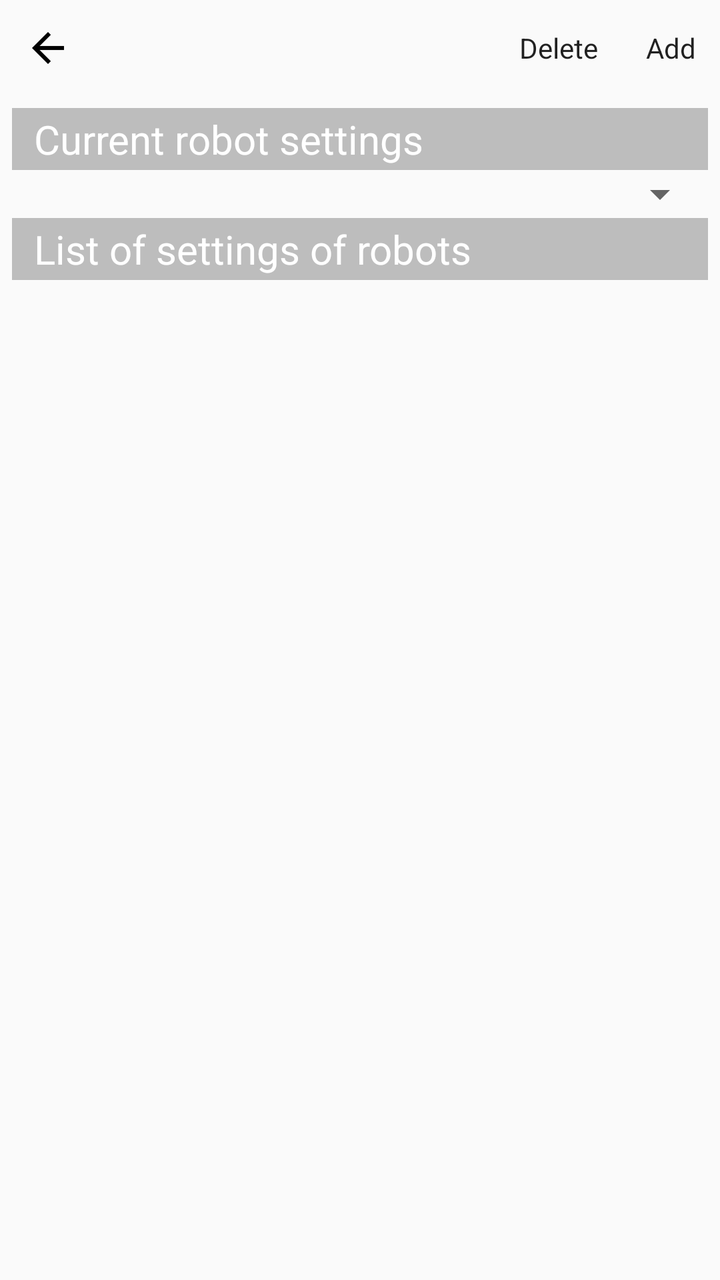
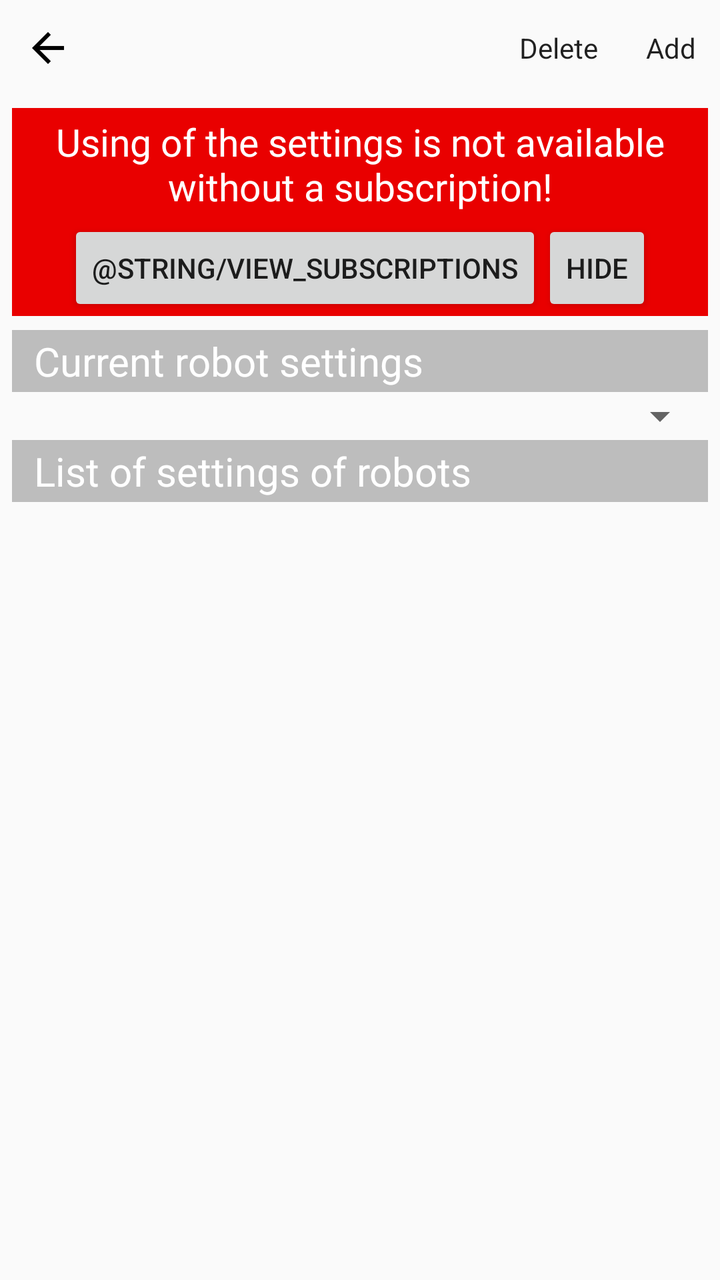

An Android layout rendered at two revisions. The XML below is the earlier revision; the diff shows what the commit changed to produce the second picture.
<!-- AndroidManifest.xml: application theme AppTheme -->
<!-- res/layout/activity_robot_settings_list.xml -->
<LinearLayout xmlns:android="http://schemas.android.com/apk/res/android"
    xmlns:tools="http://schemas.android.com/tools"
    android:layout_width="fill_parent"
    android:layout_height="fill_parent"
    tools:context="ru.proghouse.robocam.RobotSettingsListActivity"
    android:orientation="vertical">

    <LinearLayout
        android:orientation="horizontal"
        android:layout_width="match_parent"
        android:layout_height="wrap_content"
        style="@style/Widget.AppCompat.ActionBar"
        android:baselineAligned="false"
        android:weightSum="1"
        android:measureWithLargestChild="false">

        <LinearLayout
            android:orientation="horizontal"
            android:layout_width="wrap_content"
            android:layout_height="wrap_content"
            style="@style/Widget.AppCompat.ActionBar"
            android:baselineAligned="false">

            <ImageButton
                android:layout_width="wrap_content"
                android:layout_height="wrap_content"
                android:id="@+id/imageButtonBack"
                android:src="@drawable/back"
                style="@style/Widget.AppCompat.ActionButton"
                android:onClick="onCancelButtonClick" />
        </LinearLayout>

        <LinearLayout
            android:orientation="horizontal"
            android:layout_width="0dp"
            android:layout_height="wrap_content"
            style="@style/Widget.AppCompat.ActionBar"
            android:baselineAligned="false"
            android:layout_weight="1"
            android:gravity="right">

            <Button
                style="@style/Widget.AppCompat.ActionButton"
                android:layout_width="wrap_content"
                android:layout_height="wrap_content"
                android:text="@string/delete"
                android:id="@+id/buttonDelete"
                android:focusable="false" />

            <Button
                style="@style/Widget.AppCompat.ActionButton"
                android:layout_width="wrap_content"
                android:layout_height="wrap_content"
                android:text="@string/add"
                android:id="@+id/buttonAdd"
                android:focusable="false" />
        </LinearLayout>
    </LinearLayout>

        <LinearLayout
            android:orientation="vertical"
            android:layout_width="match_parent"
            android:layout_height="wrap_content"
            android:padding="6dp">

            <TextView
                style="@style/SettingsSectionTitle"
                android:text="@string/current_robot_settings"
                android:id="@+id/textView3" />

            <Spinner
                android:layout_width="match_parent"
                android:layout_height="wrap_content"
                android:id="@+id/spinnerCurrentRobotSettings"
                android:visibility="visible"
                android:spinnerMode="dialog"
                android:focusable="false" />

            <TextView
                style="@style/SettingsSectionTitle"
                android:text="@string/robot_settings_list"
                android:id="@+id/textView" />

            <ListView
            android:layout_width="match_parent"
            android:layout_height="wrap_content"
            android:id="@+id/settingsListView"
            android:layout_gravity="center_horizontal" />
        </LinearLayout>

</LinearLayout>
<!-- resources referenced by this layout -->
<resources>
  <!-- drawable back: png bitmap (drawable-hdpi, 419 bytes) -->
  <string name="add">Add</string>
  <string name="current_robot_settings">Current robot settings</string>
  <string name="delete">Delete</string>
  <string name="robot_settings_list">List of settings of robots</string>
  <style name="SettingsSectionTitle">
          <item name="android:layout_width">match_parent</item>
          <item name="android:layout_height">wrap_content</item>
          <item name="android:layout_gravity">center_horizontal</item>
          <item name="android:background">#90909090</item>
          <item name="android:paddingLeft">11dp</item>
          <item name="android:paddingTop">2dp</item>
          <item name="android:paddingBottom">2dp</item>
          <item name="android:textColor">#FFFFFF</item>
          <item name="android:textSize">20sp</item>
      </style>
  <style name="AppTheme" parent="Theme.AppCompat.Light.DarkActionBar">
          
      </style>
</resources>

<!-- the commit's change to res/layout/activity_robot_settings_list.xml (unified diff, before → after) -->
@@ -3,7 +3,8 @@
     android:layout_width="fill_parent"
     android:layout_height="fill_parent"
     tools:context="ru.proghouse.robocam.RobotSettingsListActivity"
-    android:orientation="vertical">
+    android:orientation="vertical"
+    android:id="@+id/robot_settings_list_main_layout">
 
     <LinearLayout
         android:orientation="horizontal"
@@ -63,6 +64,52 @@
             android:layout_height="wrap_content"
             android:padding="6dp">
 
+            <LinearLayout
+                android:orientation="vertical"
+                android:layout_width="match_parent"
+                android:layout_height="wrap_content"
+                android:background="#e90000"
+                android:layout_marginBottom="7dp"
+                android:id="@+id/linearLayoutSubsWarning">
+
+                <TextView
+                    android:text="@string/using_of_the_settings_is_not_available_without_a_subscription"
+                    android:id="@+id/textViewSubsWarning"
+                    android:layout_width="match_parent"
+                    android:layout_height="wrap_content"
+                    android:textSize="19dp"
+                    android:background="#e90000"
+                    android:textColor="#ffffff"
+                    android:paddingLeft="11dp"
+                    android:paddingTop="4dp"
+                    android:paddingBottom="4dp"
+                    android:paddingRight="11dp"
+                    android:gravity="center" />
+
+                <LinearLayout
+                    android:orientation="horizontal"
+                    android:layout_width="match_parent"
+                    android:layout_height="match_parent"
+                    android:gravity="center">
+
+                    <Button
+                        style="?android:attr/buttonStyleSmall"
+                        android:layout_width="wrap_content"
+                        android:layout_height="wrap_content"
+                        android:text="@string/view_subscriptions"
+                        android:id="@+id/button3" />
+
+                    <Button
+                        style="?android:attr/buttonStyleSmall"
+                        android:layout_width="wrap_content"
+                        android:layout_height="wrap_content"
+                        android:text="@string/hide"
+                        android:id="@+id/button4"
+                        android:onClick="onHideSubsButtonClick" />
+                </LinearLayout>
+
+            </LinearLayout>
+
             <TextView
                 style="@style/SettingsSectionTitle"
                 android:text="@string/current_robot_settings"
<!-- resource entries referenced after the edit -->
@@ -4,7 +4,10 @@
   <string name="add">Add</string>
   <string name="current_robot_settings">Current robot settings</string>
   <string name="delete">Delete</string>
+  <string name="hide">Hide</string>
   <string name="robot_settings_list">List of settings of robots</string>
+  <string name="using_of_the_settings_is_not_available_without_a_subscription">Using of the settings is not available without a subscription!</string>
+  <string name="view_subscriptions">Смотреть подписки</string>
   <style name="SettingsSectionTitle">
           <item name="android:layout_width">match_parent</item>
           <item name="android:layout_height">wrap_content</item>
